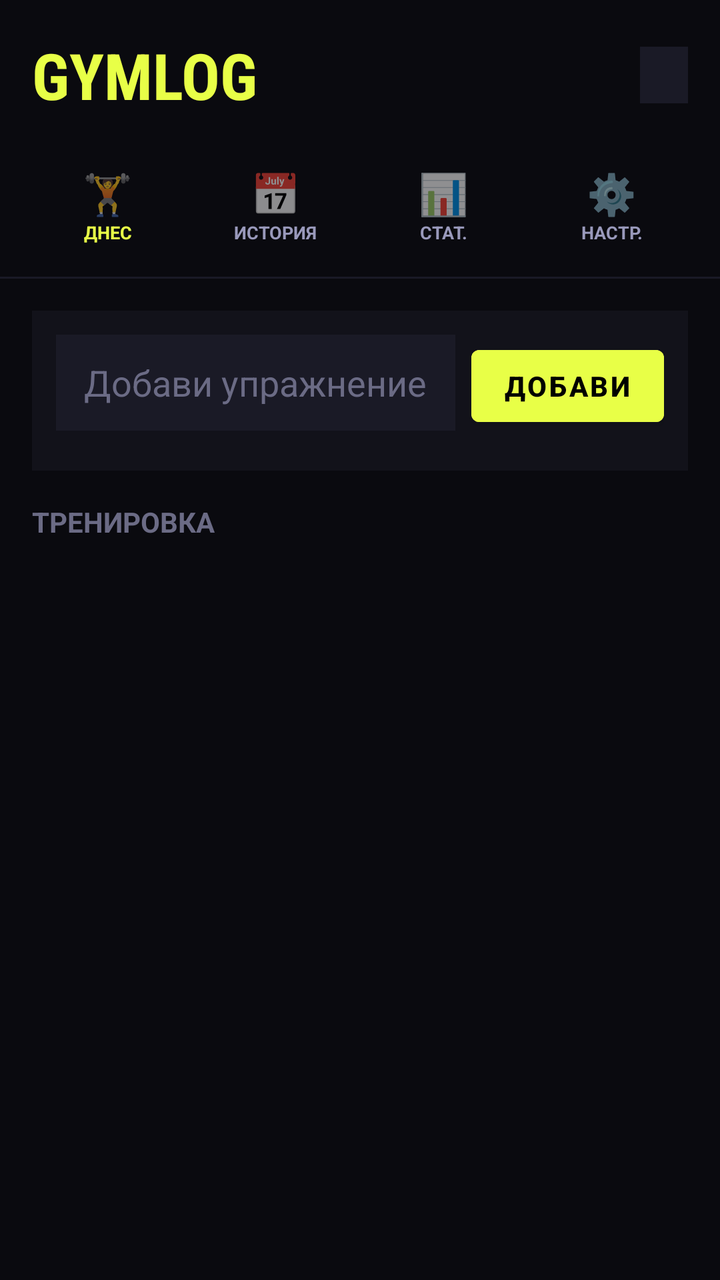
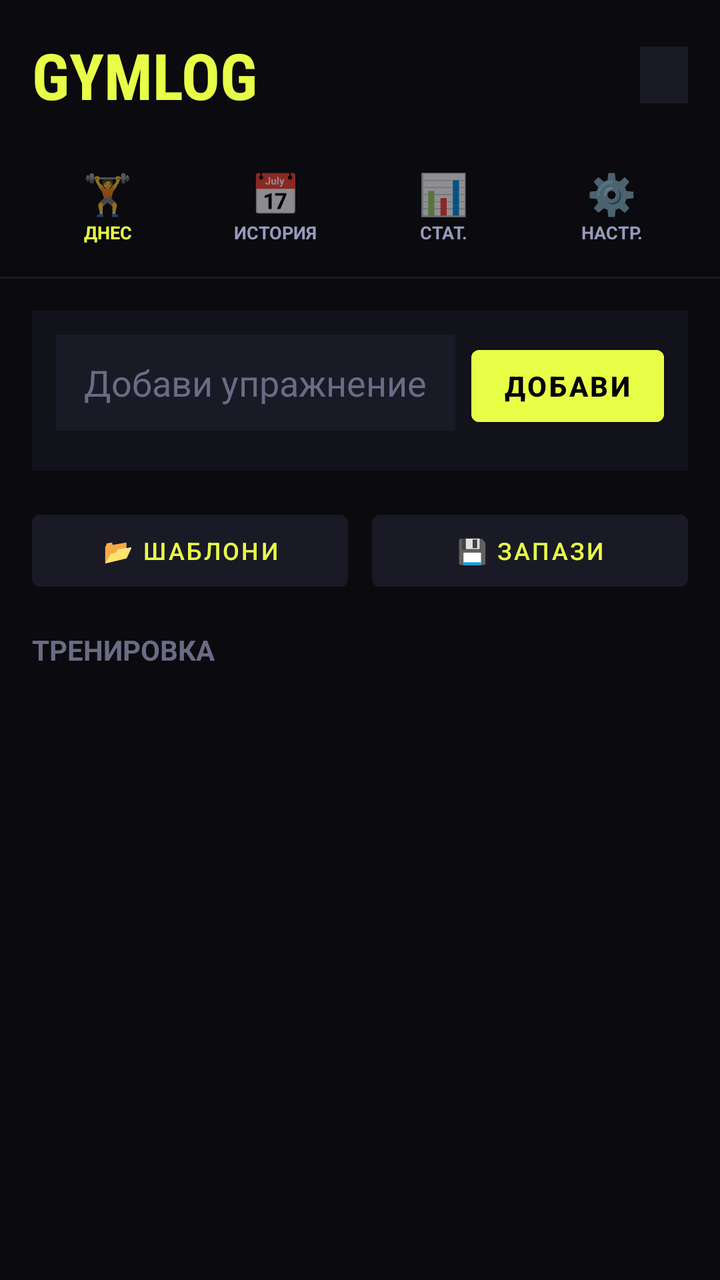

Before-and-after screenshots of an Android layout around one commit, followed by the original layout XML and the change that was made.
<!-- AndroidManifest.xml: application theme Theme.GymLog -->
<!-- res/layout/activity_main.xml -->
<?xml version="1.0" encoding="utf-8"?>
<androidx.coordinatorlayout.widget.CoordinatorLayout
    xmlns:android="http://schemas.android.com/apk/res/android"
    android:layout_width="match_parent"
    android:layout_height="match_parent"
    android:background="#0A0A0F">

    
    <LinearLayout
        android:layout_width="match_parent"
        android:layout_height="match_parent"
        android:orientation="vertical">

        
        <LinearLayout
            android:layout_width="match_parent"
            android:layout_height="wrap_content"
            android:orientation="horizontal"
            android:padding="16dp"
            android:gravity="center_vertical"
            android:background="#0A0A0F">

            <TextView
                android:layout_width="0dp"
                android:layout_height="wrap_content"
                android:layout_weight="1"
                android:text="GYMLOG"
                android:textColor="#E8FF47"
                android:textSize="32sp"
                android:fontFamily="sans-serif-condensed"
                android:textStyle="bold"/>

            <TextView
                android:id="@+id/tvDate"
                android:layout_width="wrap_content"
                android:layout_height="wrap_content"
                android:textColor="#6B6B85"
                android:textSize="12sp"
                android:background="#1A1A26"
                android:paddingHorizontal="12dp"
                android:paddingVertical="6dp"/>
        </LinearLayout>

        
        <LinearLayout
            android:layout_width="match_parent"
            android:layout_height="wrap_content"
            android:orientation="horizontal"
            android:paddingHorizontal="12dp"
            android:paddingBottom="8dp">

            <LinearLayout android:id="@+id/tabToday"
                android:layout_width="0dp" android:layout_height="wrap_content"
                android:layout_weight="1" android:orientation="vertical"
                android:gravity="center" android:padding="8dp">
                <TextView android:layout_width="wrap_content" android:layout_height="wrap_content"
                    android:text="🏋️" android:textSize="20sp"/>
                <TextView android:layout_width="wrap_content" android:layout_height="wrap_content"
                    android:text="ДНЕС" android:textColor="#E8FF47" android:textSize="9sp"
                    android:textStyle="bold"/>
            </LinearLayout>

            <LinearLayout android:id="@+id/tabHistory"
                android:layout_width="0dp" android:layout_height="wrap_content"
                android:layout_weight="1" android:orientation="vertical"
                android:gravity="center" android:padding="8dp">
                <TextView android:layout_width="wrap_content" android:layout_height="wrap_content"
                    android:text="📅" android:textSize="20sp"/>
                <TextView android:layout_width="wrap_content" android:layout_height="wrap_content"
                    android:text="ИСТОРИЯ" android:textColor="#9999BB" android:textSize="9sp"
                    android:textStyle="bold"/>
            </LinearLayout>

            <LinearLayout android:id="@+id/tabStats"
                android:layout_width="0dp" android:layout_height="wrap_content"
                android:layout_weight="1" android:orientation="vertical"
                android:gravity="center" android:padding="8dp">
                <TextView android:layout_width="wrap_content" android:layout_height="wrap_content"
                    android:text="📊" android:textSize="20sp"/>
                <TextView android:layout_width="wrap_content" android:layout_height="wrap_content"
                    android:text="СТАТ." android:textColor="#9999BB" android:textSize="9sp"
                    android:textStyle="bold"/>
            </LinearLayout>

            <LinearLayout android:id="@+id/tabSettings"
                android:layout_width="0dp" android:layout_height="wrap_content"
                android:layout_weight="1" android:orientation="vertical"
                android:gravity="center" android:padding="8dp">
                <TextView android:layout_width="wrap_content" android:layout_height="wrap_content"
                    android:text="⚙️" android:textSize="20sp"/>
                <TextView android:layout_width="wrap_content" android:layout_height="wrap_content"
                    android:text="НАСТР." android:textColor="#9999BB" android:textSize="9sp"
                    android:textStyle="bold"/>
            </LinearLayout>
        </LinearLayout>

        <View android:layout_width="match_parent" android:layout_height="1dp" android:background="#1A1A26"/>

        
        
        <androidx.core.widget.NestedScrollView android:id="@+id/viewToday"
            android:layout_width="match_parent" android:layout_height="0dp"
            android:layout_weight="1"
            android:paddingLeft="16dp" android:paddingTop="16dp"
            android:paddingRight="16dp" android:paddingBottom="110dp"
            android:clipToPadding="false">
            <LinearLayout android:layout_width="match_parent" android:layout_height="wrap_content"
                android:orientation="vertical">

                
                <LinearLayout android:layout_width="match_parent" android:layout_height="wrap_content"
                    android:orientation="vertical" android:background="#12121A"
                    android:padding="12dp" android:layout_marginBottom="16dp">

                    <LinearLayout android:layout_width="match_parent" android:layout_height="wrap_content"
                        android:orientation="horizontal">
                        <EditText android:id="@+id/etNewExercise"
                            android:layout_width="0dp" android:layout_height="48dp"
                            android:layout_weight="1"
                            android:hint="Добави упражнение..."
                            android:textColorHint="#6B6B85"
                            android:textColor="#F0F0F5"
                            android:background="#1A1A26"
                            android:paddingHorizontal="14dp"
                            android:imeOptions="actionDone"
                            android:inputType="text"/>
                        <Button android:id="@+id/btnAdd"
                            android:layout_width="wrap_content" android:layout_height="48dp"
                            android:text="ДОБАВИ"
                            android:textColor="#000000"
                            android:backgroundTint="#E8FF47"
                            android:layout_marginStart="8dp"
                            android:textStyle="bold"/>
                    </LinearLayout>

                    <LinearLayout android:id="@+id/llSuggestions"
                        android:layout_width="match_parent" android:layout_height="wrap_content"
                        android:orientation="horizontal" android:layout_marginTop="8dp"/>
                </LinearLayout>

                <TextView android:layout_width="wrap_content" android:layout_height="wrap_content"
                    android:text="ТРЕНИРОВКА" android:textColor="#6B6B85"
                    android:textSize="14sp" android:textStyle="bold"
                    android:layout_marginBottom="8dp"/>

                <TextView android:id="@+id/tvEmptyToday"
                    android:layout_width="match_parent" android:layout_height="wrap_content"
                    android:text="🏋️\n\nНямаш упражнения\nДобави упражнение горе, за да започнеш"
                    android:textColor="#6B6B85" android:textSize="14sp"
                    android:gravity="center" android:padding="40dp"
                    android:visibility="gone"/>

                <androidx.recyclerview.widget.RecyclerView
                    android:id="@+id/rvExercises"
                    android:layout_width="match_parent"
                    android:layout_height="wrap_content"
                    android:nestedScrollingEnabled="false"/>
            </LinearLayout>
        </androidx.core.widget.NestedScrollView>

        
        <ScrollView android:id="@+id/viewHistory"
            android:layout_width="match_parent" android:layout_height="0dp"
            android:layout_weight="1" android:padding="16dp" android:visibility="gone">
            <LinearLayout android:id="@+id/llHistory"
                android:layout_width="match_parent" android:layout_height="wrap_content"
                android:orientation="vertical"/>
        </ScrollView>

        
        <ScrollView android:id="@+id/viewStats"
            android:layout_width="match_parent" android:layout_height="0dp"
            android:layout_weight="1" android:padding="16dp" android:visibility="gone">
            <LinearLayout android:id="@+id/llStats"
                android:layout_width="match_parent" android:layout_height="wrap_content"
                android:orientation="vertical"/>
        </ScrollView>

        
        <ScrollView android:id="@+id/viewSettings"
            android:layout_width="match_parent" android:layout_height="0dp"
            android:layout_weight="1" android:padding="16dp" android:visibility="gone">
            <LinearLayout android:layout_width="match_parent" android:layout_height="wrap_content"
                android:orientation="vertical">

                <TextView android:layout_width="wrap_content" android:layout_height="wrap_content"
                    android:text="НАСТРОЙКИ" android:textColor="#6B6B85"
                    android:textSize="14sp" android:textStyle="bold" android:layout_marginBottom="16dp"/>

                
                <LinearLayout android:layout_width="match_parent" android:layout_height="wrap_content"
                    android:orientation="horizontal" android:gravity="center_vertical"
                    android:paddingVertical="12dp">
                    <LinearLayout android:layout_width="0dp" android:layout_height="wrap_content"
                        android:layout_weight="1" android:orientation="vertical">
                        <TextView android:layout_width="wrap_content" android:layout_height="wrap_content"
                            android:text="Почивка след серия" android:textColor="#F0F0F5" android:textSize="15sp"/>
                        <TextView android:layout_width="wrap_content" android:layout_height="wrap_content"
                            android:text="Таймер след всяка серия" android:textColor="#6B6B85" android:textSize="12sp"/>
                    </LinearLayout>
                    <Switch android:id="@+id/swRest"
                        android:layout_width="wrap_content" android:layout_height="wrap_content"
                        android:checked="true"/>
                </LinearLayout>

                <TextView android:layout_width="wrap_content" android:layout_height="wrap_content"
                    android:text="Продължителност" android:textColor="#6B6B85"
                    android:textSize="12sp" android:layout_marginBottom="8dp"/>

                <RadioGroup android:id="@+id/rgRestTime"
                    android:layout_width="match_parent" android:layout_height="wrap_content"
                    android:orientation="horizontal">
                    <RadioButton android:id="@+id/rb30" android:layout_width="0dp"
                        android:layout_height="wrap_content" android:layout_weight="1"
                        android:text="30с" android:textColor="#F0F0F5"/>
                    <RadioButton android:id="@+id/rb60" android:layout_width="0dp"
                        android:layout_height="wrap_content" android:layout_weight="1"
                        android:text="1 мин" android:textColor="#F0F0F5"/>
                    <RadioButton android:id="@+id/rb90" android:layout_width="0dp"
                        android:layout_height="wrap_content" android:layout_weight="1"
                        android:text="1:30" android:textColor="#F0F0F5" android:checked="true"/>
                    <RadioButton android:id="@+id/rb120" android:layout_width="0dp"
                        android:layout_height="wrap_content" android:layout_weight="1"
                        android:text="2 мин" android:textColor="#F0F0F5"/>
                </RadioGroup>

                <View android:layout_width="match_parent" android:layout_height="1dp"
                    android:background="#1A1A26" android:layout_marginVertical="16dp"/>

                <Button android:id="@+id/btnClearToday"
                    android:layout_width="match_parent" android:layout_height="wrap_content"
                    android:text="Изтрий днешната тренировка"
                    android:backgroundTint="#1A1A26"
                    android:textColor="#FF4757"
                    android:layout_marginBottom="8dp"/>

                <Button android:id="@+id/btnClearAll"
                    android:layout_width="match_parent" android:layout_height="wrap_content"
                    android:text="Изтрий цялата история"
                    android:backgroundTint="#1A1A26"
                    android:textColor="#FF4757"/>
            </LinearLayout>
        </ScrollView>
    </LinearLayout>

    
    <LinearLayout
        android:id="@+id/restBar"
        android:layout_width="match_parent"
        android:layout_height="wrap_content"
        android:layout_gravity="bottom"
        android:layout_marginHorizontal="16dp"
        android:layout_marginBottom="16dp"
        android:background="#FF8C00"
        android:orientation="horizontal"
        android:gravity="center_vertical"
        android:padding="14dp"
        android:visibility="gone">

        <ProgressBar
            android:id="@+id/progressRest"
            style="?android:attr/progressBarStyleHorizontal"
            android:layout_width="0dp"
            android:layout_height="8dp"
            android:layout_weight="1"
            android:progressTint="#000000"
            android:progressBackgroundTint="#55000000"
            android:layout_marginEnd="12dp"/>

        <TextView
            android:id="@+id/tvRestCountdown"
            android:layout_width="50dp"
            android:layout_height="wrap_content"
            android:text="90"
            android:textColor="#000000"
            android:textSize="22sp"
            android:textStyle="bold"
            android:gravity="center"/>

        <Button
            android:id="@+id/btnSkipRest"
            android:layout_width="wrap_content"
            android:layout_height="36dp"
            android:text="ПРОПУСНИ"
            android:textSize="11sp"
            android:backgroundTint="#33000000"
            android:textColor="#000000"
            android:layout_marginStart="12dp"/>
    </LinearLayout>

</androidx.coordinatorlayout.widget.CoordinatorLayout>
<!-- resources referenced by this layout -->
<resources>
  <style name="Theme.GymLog" parent="Theme.MaterialComponents.DayNight.NoActionBar">
          <item name="colorPrimary">#E8FF47</item>
          <item name="colorPrimaryVariant">#0A0A0F</item>
          <item name="colorOnPrimary">#000000</item>
          <item name="colorSecondary">#E8FF47</item>
          <item name="android:windowBackground">#0A0A0F</item>
          <item name="android:statusBarColor">#0A0A0F</item>
          <item name="android:navigationBarColor">#0A0A0F</item>
      </style>
</resources>

<!-- the commit's change to res/layout/activity_main.xml (unified diff, before → after) -->
@@ -138,6 +138,27 @@
                         android:orientation="horizontal" android:layout_marginTop="8dp"/>
                 </LinearLayout>
 
+                
+                <LinearLayout android:layout_width="match_parent" android:layout_height="wrap_content"
+                    android:orientation="horizontal" android:layout_marginBottom="16dp">
+                    <Button android:id="@+id/btnTemplates"
+                        android:layout_width="0dp" android:layout_height="wrap_content"
+                        android:layout_weight="1"
+                        android:text="📂 ШАБЛОНИ"
+                        android:textSize="12sp" android:maxLines="1"
+                        android:textColor="#E8FF47"
+                        android:backgroundTint="#1A1A26"
+                        android:layout_marginEnd="6dp"/>
+                    <Button android:id="@+id/btnSaveTemplate"
+                        android:layout_width="0dp" android:layout_height="wrap_content"
+                        android:layout_weight="1"
+                        android:text="💾 ЗАПАЗИ"
+                        android:textSize="12sp" android:maxLines="1"
+                        android:textColor="#E8FF47"
+                        android:backgroundTint="#1A1A26"
+                        android:layout_marginStart="6dp"/>
+                </LinearLayout>
+
                 <TextView android:layout_width="wrap_content" android:layout_height="wrap_content"
                     android:text="ТРЕНИРОВКА" android:textColor="#6B6B85"
                     android:textSize="14sp" android:textStyle="bold"
